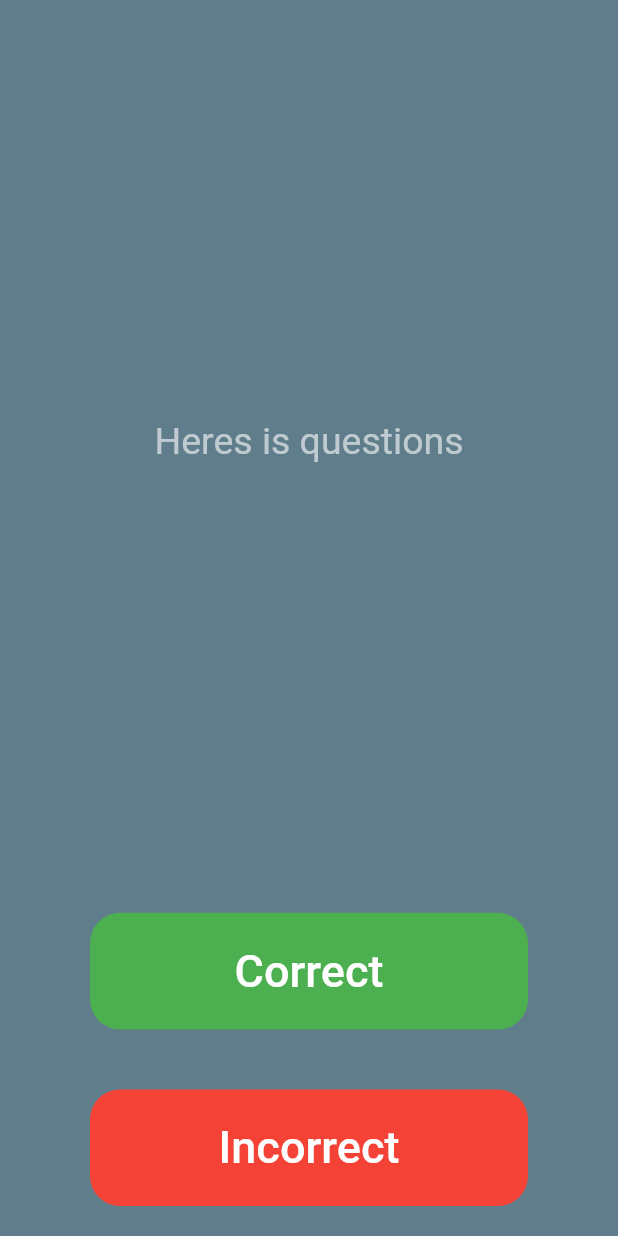
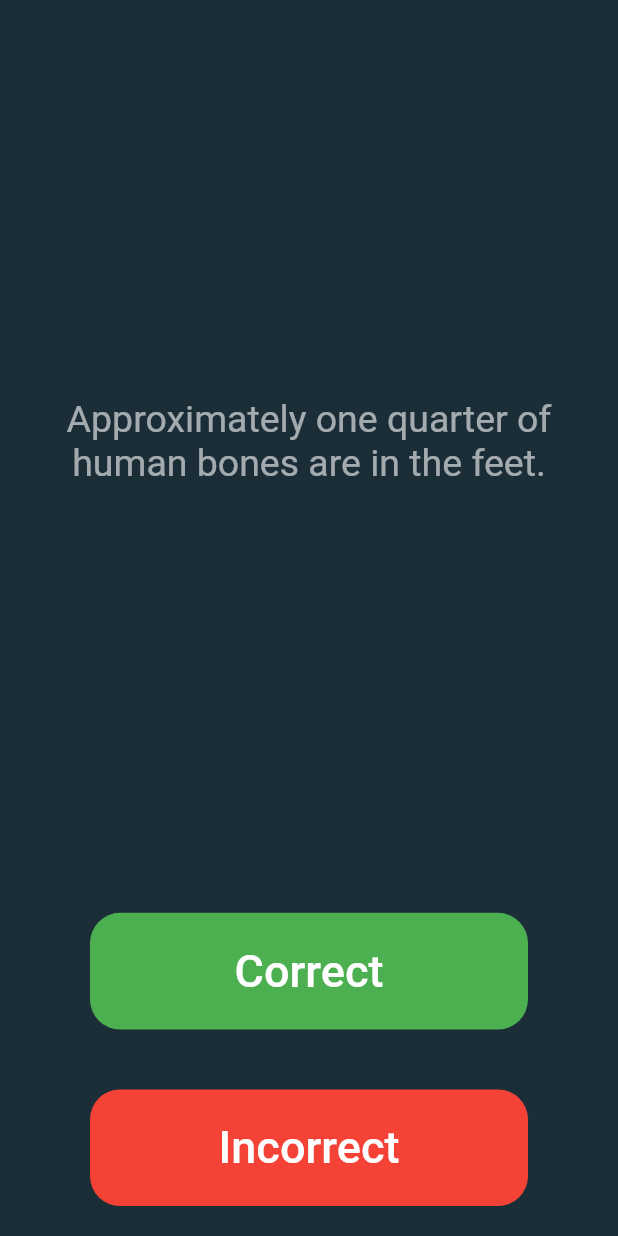
Before and after one commit to bineshburjamagar/flutter-projects, a Flutter app: the screen it shows after launch, after a tap on "Correct", on a phone screen of 412 x 824 dp. Run offline on Flutter 3.47's test engine with Material 2 defaults, Android fonts, the phone set to English and light mode, and no system bars; our stand-ins replace audioplayers.

Commit message:
adding questions and checking answers using if else

```diff
--- a/quizzler/lib/main.dart
+++ b/quizzler/lib/main.dart
@@ -1,4 +1,6 @@
 // ignore_for_file: deprecated_member_use, unnecessary_new
+
+import 'dart:math';
 
 import 'package:flutter/material.dart';
 
@@ -11,7 +13,7 @@
   Widget build(BuildContext context) {
     return const MaterialApp(
       home: Scaffold(
-        backgroundColor: Colors.blueGrey,
+        backgroundColor: Color.fromARGB(255, 27, 46, 56),
         body: SafeArea(
           child: Padding(
               padding: EdgeInsets.symmetric(horizontal: 10.0),
@@ -30,21 +32,31 @@
 }
 
 class _QuizPageState extends State<QuizPage> {
+  List<Icon> scoreKeeper = [];
+  List<String> questions = [
+    'You can lead a cow down stairs but not up stairs.',
+    'Approximately one quarter of human bones are in the feet.',
+    'A slug\'s blood is green.'
+  ];
+  List<bool> answers = [false, true, true];
+
+  int questionNumber = 0;
+
   @override
   Widget build(BuildContext context) {
     return Column(
       mainAxisAlignment: MainAxisAlignment.spaceBetween,
       crossAxisAlignment: CrossAxisAlignment.stretch,
-      children: [
-        const Expanded(
+      children: <Widget>[
+        Expanded(
           flex: 5,
           child: Padding(
-            padding: EdgeInsets.all(10.0),
+            padding: const EdgeInsets.all(10.0),
             child: Center(
               child: Text(
-                'Heres is questions',
+                questions[questionNumber],
                 textAlign: TextAlign.center,
-                style: TextStyle(fontSize: 25.0, color: Colors.white60),
+                style: const TextStyle(fontSize: 25.0, color: Colors.white60),
               ),
             ),
           ),
@@ -65,6 +77,17 @@
                 ),
               ),
               onPressed: () {
+                bool correctAnswers = answers[questionNumber];
+                if (correctAnswers == true) {
+                  // ignore: avoid_print
+                  print('correct');
+                } else {
+                  // ignore: avoid_print
+                  print('incorrect');
+                }
+                setState(() {
+                  questionNumber++;
+                });
                 //gg
               },
             ),
@@ -86,10 +109,28 @@
                 ),
               ),
               onPressed: () {
-                //gg
+                bool correctAnswers = answers[questionNumber];
+                if (correctAnswers == false) {
+                  // ignore: avoid_print
+                  print('correct');
+                } else {
+                  // ignore: avoid_print
+                  print('incorrect');
+                }
+                setState(() {
+                  // scoreKeeper.add(const Icon(
+                  //   Icons.close_outlined,
+                  //   color: Colors.red,
+                  // ));
+
+                  questionNumber++;
+                });
               },
             ),
           ),
+        ),
+        Row(
+          children: scoreKeeper,
         )
       ],
     );
```
